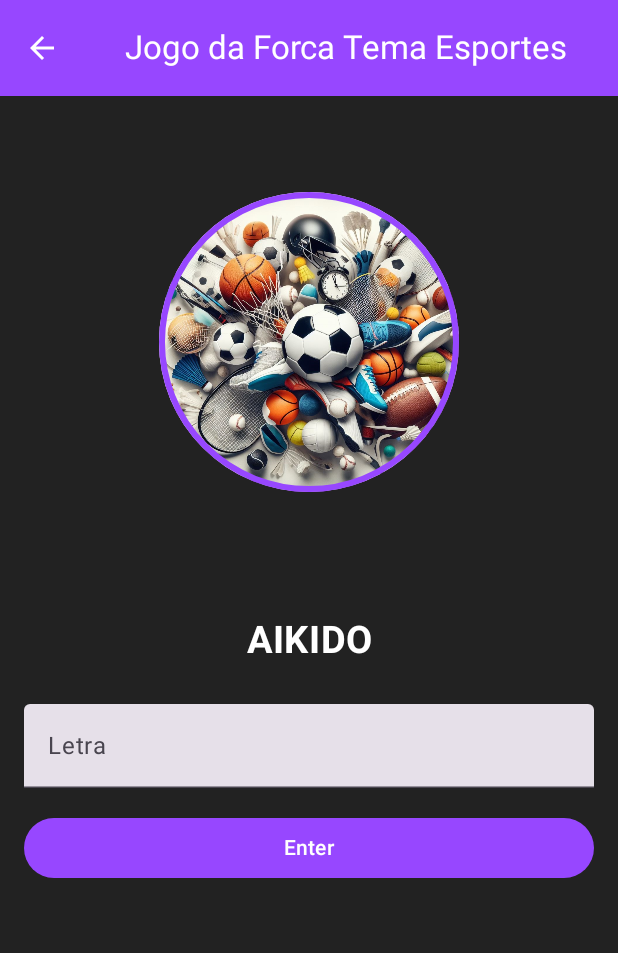
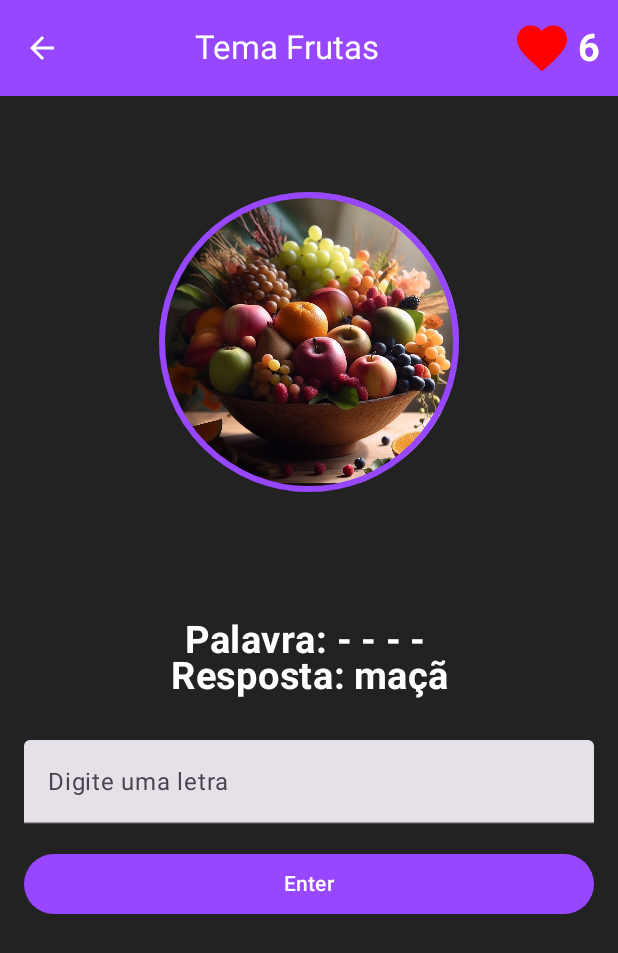
Before and after one commit to MurilodioPy/kotlin-jogoForca, an Android app built with Jetpack Compose: the @Preview function GreetingPreview2, on a phone screen of 412 x 824 dp. Shown: the top 953 px of the screen. Run offline under Robolectric (Android 15) with nearby library versions, the phone set to English and light mode, and no system bars.

Commit message:
update jogo forca

```diff
--- a/app/src/main/java/br/com/ads/jogoforca/MainActivity.kt
+++ b/app/src/main/java/br/com/ads/jogoforca/MainActivity.kt
@@ -54,7 +54,7 @@ fun MyApp(navigateToProfile : (Tema) -> Unit){
             entry.arguments?.getString("user")?.let{ user ->
                 TemasScreen(
                     user = user
-                    , navigateToProfile = navigateToProfile
+                    , navigateToGame = navigateToProfile
                 )
             } ?: LaunchedEffect(null){
                 navController.navigate(AppDestination.Authentication.route)
--- a/app/src/main/java/br/com/ads/jogoforca/ui/theme/screens/GameScreens.kt
+++ b/app/src/main/java/br/com/ads/jogoforca/ui/theme/screens/GameScreens.kt
@@ -3,6 +3,7 @@ package br.com.ads.jogoforca.ui.theme.screens
 import android.content.Context
 import android.content.Intent
 import android.os.Bundle
+import android.util.Log
 import androidx.activity.ComponentActivity
 import androidx.activity.compose.setContent
 import androidx.compose.foundation.BorderStroke
@@ -11,6 +12,7 @@ import androidx.compose.foundation.background
 import androidx.compose.foundation.border
 import androidx.compose.foundation.layout.Box
 import androidx.compose.foundation.layout.Column
+import androidx.compose.foundation.layout.Row
 import androidx.compose.foundation.layout.fillMaxSize
 import androidx.compose.foundation.layout.fillMaxWidth
 import androidx.compose.foundation.layout.padding
@@ -20,6 +22,8 @@ import androidx.compose.foundation.shape.CircleShape
 import androidx.compose.foundation.verticalScroll
 import androidx.compose.material.icons.Icons
 import androidx.compose.material.icons.filled.ArrowBack
+import androidx.compose.material.icons.filled.Favorite
+import androidx.compose.material.icons.filled.Info
 import androidx.compose.material3.Button
 import androidx.compose.material3.ExperimentalMaterial3Api
 import androidx.compose.material3.Icon
@@ -35,20 +39,24 @@ import androidx.compose.runtime.Composable
 import androidx.compose.runtime.getValue
 import androidx.compose.runtime.mutableStateOf
 import androidx.compose.runtime.remember
+import androidx.compose.runtime.saveable.rememberSaveable
 import androidx.compose.runtime.setValue
 import androidx.compose.ui.Alignment
 import androidx.compose.ui.Modifier
 import androidx.compose.ui.draw.clip
+import androidx.compose.ui.graphics.Color
 import androidx.compose.ui.res.painterResource
+import androidx.compose.ui.res.stringResource
 import androidx.compose.ui.text.font.FontWeight
 import androidx.compose.ui.text.style.TextAlign
 import androidx.compose.ui.tooling.preview.Preview
 import androidx.compose.ui.unit.dp
 import androidx.compose.ui.unit.sp
-import androidx.navigation.compose.rememberNavController
+import br.com.ads.jogoforca.R
 import br.com.ads.jogoforca.model.Tema
 import br.com.ads.jogoforca.sampledata.DataProvider
 import br.com.ads.jogoforca.ui.theme.screens.ui.theme.JogoForcaTheme
+import java.text.Normalizer
 
 class GameScreens : ComponentActivity() {
 
@@ -59,7 +67,6 @@ class GameScreens : ComponentActivity() {
         super.onCreate(savedInstanceState)
         setContent {
             JogoForcaTheme {
-                val navController = rememberNavController()
                 Surface(
                     modifier = Modifier.fillMaxSize(),
                     color = MaterialTheme.colorScheme.background
@@ -82,6 +89,7 @@ class GameScreens : ComponentActivity() {
 @OptIn(ExperimentalMaterial3Api::class)
 @Composable
 fun GameScreen(tema: Tema) {
+    var count by remember { mutableStateOf(6) }
     Scaffold(
         topBar = {
             TopAppBar(
@@ -92,7 +100,27 @@ fun GameScreen(tema: Tema) {
                     actionIconContentColor = MaterialTheme.colorScheme.onSecondary,
                 ),
                 title = {
-                    Texto("Jogo da Forca Tema ${tema.nome}" )
+                    Texto("Tema ${tema.nome}" )
+                },
+                actions = {
+                    Row(
+                        verticalAlignment = Alignment.CenterVertically,
+                        modifier = Modifier.padding(8.dp)
+                    ) {
+                        IconButton(onClick = { count++ }) {
+                            Icon(Icons.Filled.Favorite,
+                                tint = Color.Red,
+                                contentDescription = "Vidas",
+                                modifier = Modifier
+                                    .size(40.dp)
+                            )
+                        }
+                        Text(
+                            text = count.toString(),
+                            fontSize = 25.sp,
+                            fontWeight = FontWeight.Bold,
+                        )
+                    }
                 },
                 navigationIcon = {
                     IconButton(onClick = {
@@ -140,12 +168,18 @@ fun GameScreen(tema: Tema) {
                 )
             }
             val chosenWord = remember { tema.listaPalavras?.random().toString()}
-            val wordLength = chosenWord.length
+            val cleanChosenWord = removeAccents(chosenWord)
+            var displayViewWord = ""
+            var display : ArrayList<String> = ArrayList()
 
-
-            var letra by remember {
-                mutableStateOf("")
+            cleanChosenWord.forEachIndexed { index, c ->
+                if (c.isLetter()){
+                    display.add(index, "-")
+                }else{
+                    display.add(index, " ")
                 }
+            }
+            displayViewWord = display.joinToString(" ")
 
             val fieldsModifier = Modifier
                 .padding(
@@ -154,17 +188,19 @@ fun GameScreen(tema: Tema) {
                 )
                 .fillMaxWidth()
 
+            Log.i("TST1", displayViewWord)
             Text(
                 modifier = Modifier
                     .fillMaxWidth()
                     .padding(20.dp),
                 textAlign = TextAlign.Center,
-                    text = chosenWord.uppercase(),
+                text = "Palavra: $displayViewWord \nResposta: $chosenWord",
                 fontSize = 25.sp,
                 fontWeight = FontWeight.Bold,
                 color = MaterialTheme.colorScheme.onPrimary
             )
-
+            var isLetterEmpty by rememberSaveable { mutableStateOf(false) }
+            var letra by remember { mutableStateOf("") }
             TextField(
                 value = letra,
                 onValueChange = {
@@ -172,12 +208,49 @@ fun GameScreen(tema: Tema) {
                 },
                 fieldsModifier,
                 placeholder = {
-                    Text(text = "Letra")
+                    Text(text = stringResource(id = R.string.placeHolderLetter))
+                },
+                trailingIcon = {
+                    if(isLetterEmpty){
+                        Icon(
+                            imageVector = Icons.Filled.Info,
+                            contentDescription = "Error",
+                            tint = MaterialTheme.colorScheme.error
+                        )
                     }
+                },
+                isError = isLetterEmpty
             )
+            if(isLetterEmpty){
+                Text(
+                    text = "Digite uma letra",
+                    color = MaterialTheme.colorScheme.error,
+                    style = MaterialTheme.typography.bodySmall
+                )
+            }
+            var isLetterCorrect by rememberSaveable { mutableStateOf(false) }
             Button(
                 onClick = {
-
+                    if(letra.isNotEmpty()){
+//                        val newDisplay = display.toMutableList()
+                        cleanChosenWord.forEachIndexed { index, c ->
+                            if (c.isLetter()){
+                                if(letra.equals(c.toString(), ignoreCase = true)){
+                                    display.removeAt(index)
+                                    display.add(index, c.toString())
+                                    isLetterCorrect = true
+                                }
+                            }
+                        }
+                        displayViewWord = display.joinToString(" ")
+                        if (!isLetterCorrect){
+                            count -= 1
+                        }
+                    }else{
+                        isLetterEmpty = true
+                    }
+                    isLetterCorrect = false
+                    Log.i("TST2", displayViewWord)
                 },
                 Modifier
                     .padding(
@@ -193,12 +266,16 @@ fun GameScreen(tema: Tema) {
     }
 }
 
+fun removeAccents(input: String): String {
+    val decomposed = Normalizer.normalize(input, Normalizer.Form.NFD)
+    return decomposed.replace("\\p{InCombiningDiacriticalMarks}+".toRegex(), "")
+}
 
 @Preview(showBackground = true)
 @Composable
 fun GreetingPreview2() {
     JogoForcaTheme {
-        val tema = DataProvider.tema1
+        val tema = DataProvider.tema5
         GameScreen(tema)
     }
 }
--- a/app/src/main/java/br/com/ads/jogoforca/ui/theme/screens/ProfileScreen.kt
+++ b/app/src/main/java/br/com/ads/jogoforca/ui/theme/screens/ProfileScreen.kt
@@ -9,7 +9,6 @@ fun ProfileScreen(){
 
 }
 
-
 @Preview(showBackground = true)
 @Composable
 fun GreetingPreview3() {
--- a/app/src/main/res/values/strings.xml
+++ b/app/src/main/res/values/strings.xml
@@ -47,4 +47,7 @@
     <string name="title_activity_login">Login</string>
     <string name="title_activity_temas">Temas</string>
     <string name="title_activity_game_screens">GameScreens</string>
+    <string name="userPlaceHolder">User</string>
+    <string name="passwordPlaceHolder">Password</string>
+    <string name="placeHolderLetter">Digite uma letra</string>
 </resources>
```
Also changed, not shown: app/src/main/java/br/com/ads/jogoforca/preferences/AppPreferences.kt (deleted, +0 -9 lines), app/src/main/java/br/com/ads/jogoforca/ui/theme/screens/AuthenticationScreen.kt (+41 -5 lines), app/src/main/java/br/com/ads/jogoforca/ui/theme/screens/TemasScreen.kt (+2 -12 lines). Lines whose indentation alone changed are shown as unchanged.
